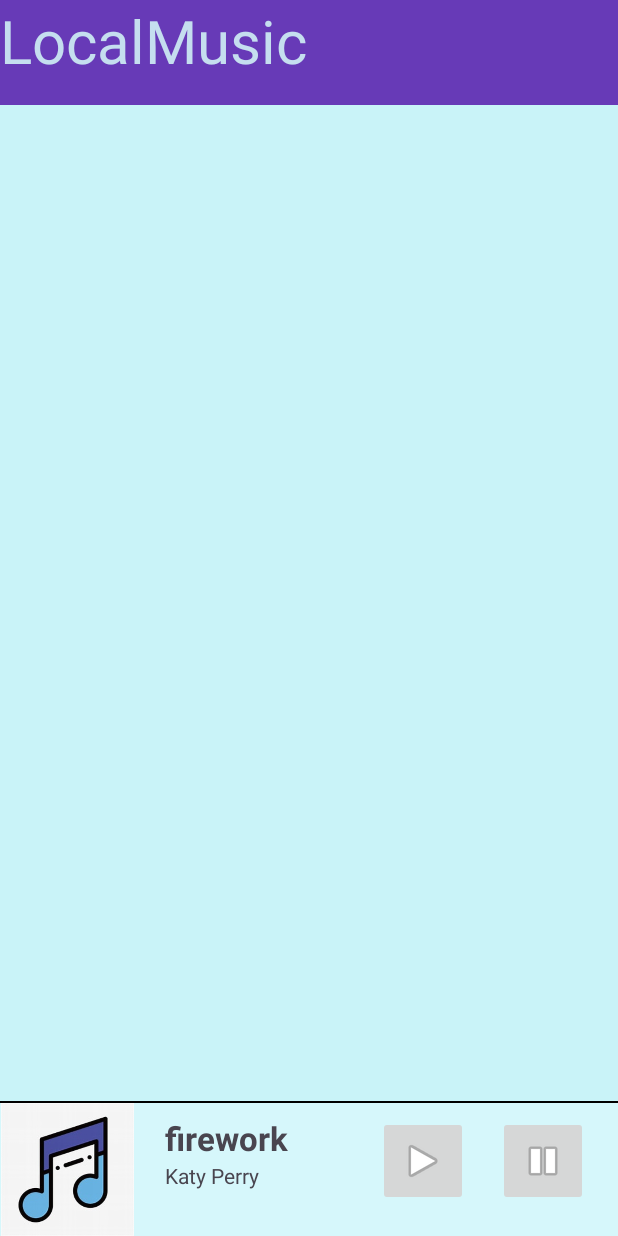
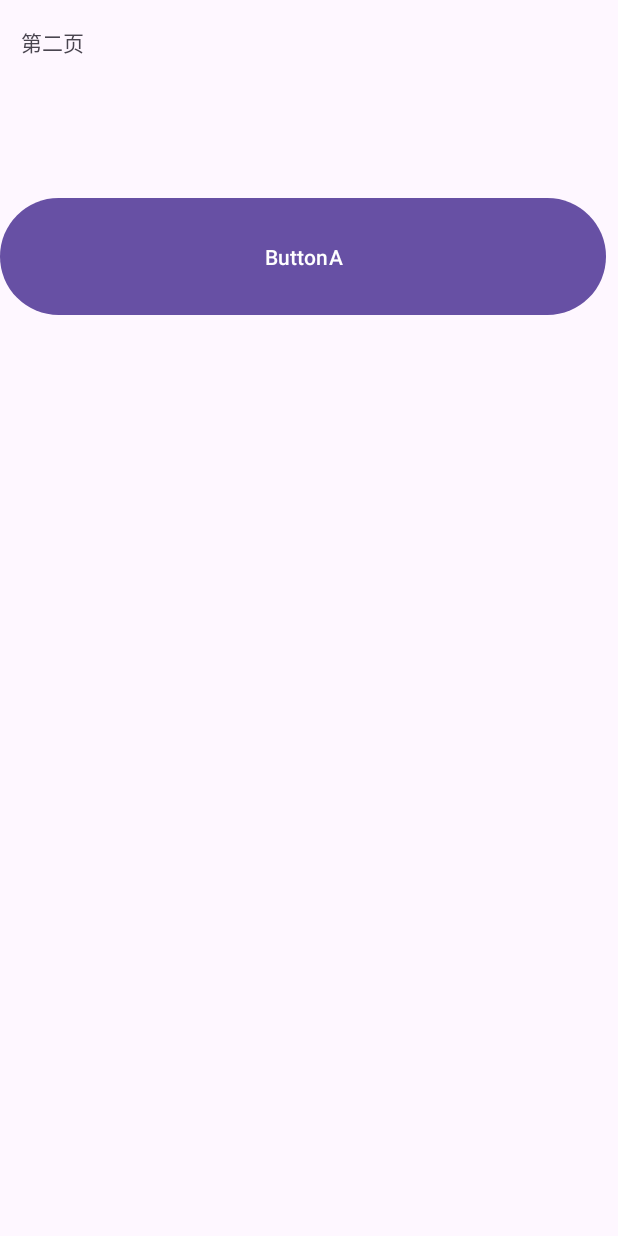
Before and after one commit to sp4rk-lp/HelloMusic, an Android app: the layout activity_main2.xml on its own in the app's theme, with its tools: preview values and no code run, on a phone screen of 412 x 824 dp. Run offline under Robolectric (Android 15) with nearby library versions, the phone set to English and light mode, and no system bars.

```diff
--- a/app/src/main/AndroidManifest.xml
+++ b/app/src/main/AndroidManifest.xml
@@ -12,11 +12,6 @@
         android:supportsRtl="true"
         android:theme="@style/Theme.MyApplication"
         tools:targetApi="31">
-        <service
-            android:name=".MyService"
-            android:enabled="true"
-            android:exported="true"></service>
-
         <activity
             android:name=".MainActivity2a"
             android:exported="false" />
@@ -32,11 +27,6 @@
                 <category android:name="android.intent.category.LAUNCHER" />
             </intent-filter>
         </activity>
-
-
-
-
-
     </application>
 
 </manifest>
--- a/app/src/main/java/com/example/myapplication/MainActivity2.java
+++ b/app/src/main/java/com/example/myapplication/MainActivity2.java
@@ -1,10 +1,9 @@
 package com.example.myapplication;
-
 
 import android.content.Intent;
 import android.os.Bundle;
 import android.view.View;
-import android.widget.Button;
+import android.widget.TextView;
 
 import androidx.activity.EdgeToEdge;
 import androidx.appcompat.app.AppCompatActivity;
@@ -13,33 +12,30 @@ import androidx.core.view.ViewCompat;
 import androidx.core.view.WindowInsetsCompat;
 
 public class MainActivity2 extends AppCompatActivity {
+
     @Override
     protected void onCreate(Bundle savedInstanceState) {
         super.onCreate(savedInstanceState);
+        EdgeToEdge.enable(this);
         setContentView(R.layout.activity_main2);
+        ViewCompat.setOnApplyWindowInsetsListener(findViewById(R.id.main), (v, insets) -> {
+            Insets systemBars = insets.getInsets(WindowInsetsCompat.Type.systemBars());
+            v.setPadding(systemBars.left, systemBars.top, systemBars.right, systemBars.bottom);
+            return insets;
+        });
+
+        Intent intent = getIntent();
+        String name = intent.getStringExtra("name");
+
+        // 使用获取到的数据，例如显示在TextView上
+        TextView textView = findViewById(R.id.textView3);  // 确保TextView的ID正确
+        textView.setText("Name: " + name);
 
 
 
-        View button1 = findViewById(R.id.button1);
-        View button2 = findViewById(R.id.button2);
-
-
-        button1.setOnClickListener(new View.OnClickListener() {
-            @Override
-            public void onClick(View view) {
-                Intent intent=new Intent(MainActivity2.this,MyService.class);
-                startService(intent);
-            }
-        });
-        button2.setOnClickListener(new View.OnClickListener() {
-            @Override
-            public void onClick(View view) {
-                Intent intent=new Intent(MainActivity2.this,MyService.class);
-                stopService(intent);
-            }
-        });
+    }
+    public void MainActivity2a(View view) {
+        startActivity(new Intent(this,MainActivity2a.class));
     }
 
-
-
 }
--- a/app/src/main/java/com/example/myapplication/MyService.java
+++ b/app/src/main/java/com/example/myapplication/MyService.java
@@ -2,36 +2,10 @@ package com.example.myapplication;
 
 import android.app.Service;
 import android.content.Intent;
-import android.media.MediaParser;
-import android.media.MediaPlayer;
 import android.os.IBinder;
-import android.provider.MediaStore;
-import android.util.Log;
-
-import androidx.annotation.Nullable;
 
 public class MyService extends Service {
-    MediaPlayer mediaPlayer;
     public MyService() {
-
-    }
-
-    @Override
-    public int onStartCommand(Intent intent,int flags,int startId){
-        mediaPlayer=MediaPlayer.create(this,R.raw.firework);
-        mediaPlayer.start();
-
-        Log.d("MusicService","开始播放");
-
-        return  super.onStartCommand(intent,flags,startId);
-    }
-
-    @Override
-    public void onDestroy(){
-
-        Log.d("MusicService","停止播放");
-        mediaPlayer.stop();
-        super.onDestroy();
     }
 
     @Override
--- a/app/src/main/res/layout/activity_main2.xml
+++ b/app/src/main/res/layout/activity_main2.xml
@@ -1,82 +1,17 @@
 <?xml version="1.0" encoding="utf-8"?>
-<RelativeLayout xmlns:android="http://schemas.android.com/apk/res/android"
+<androidx.constraintlayout.widget.ConstraintLayout xmlns:android="http://schemas.android.com/apk/res/android"
     xmlns:app="http://schemas.android.com/apk/res-auto"
     xmlns:tools="http://schemas.android.com/tools"
     android:id="@+id/main"
     android:layout_width="match_parent"
     android:layout_height="match_parent"
-    android:background="#C9F3F8"
     tools:context=".MainActivity2">
-
-    <RelativeLayout
-        android:id="@+id/local_music_bottom_layout"
-        android:layout_width="match_parent"
-        android:layout_height="90dp"
-        android:layout_alignParentBottom="true"
-        android:background="#D6F7FB">
-
-        <ImageView
-            android:layout_width="match_parent"
-            android:layout_height="1.5dp"
-            android:background="#000000" />
-
-        <ImageView
-            android:layout_width="90dp"
-            android:layout_height="88.5dp"
-            android:layout_alignParentBottom="true"
-            android:src="@drawable/th" />
-        <TextView
-            android:layout_width="wrap_content"
-            android:layout_height="wrap_content"
-            android:text="@string/firework"
-            android:textSize="22sp"
-            android:textStyle="bold"
-            android:layout_marginTop="10dp"
-            android:layout_marginStart="110dp"/>
-        <TextView
-            android:id="@+id/singer_name"
-            android:layout_width="wrap_content"
-            android:layout_height="wrap_content"
-            android:text="Katy Perry"
-            android:layout_marginTop="40dp"
-            android:layout_marginStart="110dp"/>
-        <ImageButton
-            android:id="@+id/button1"
-            android:layout_width="60dp"
-            android:layout_height="60dp"
-            android:layout_alignParentRight="true"
-            android:layout_marginRight="100dp"
-            android:layout_marginTop="10dp"
-            android:src="@android:drawable/ic_media_play"
-            android:clickable="true"
-            android:onClick="MyServer"
-            android:contentDescription="播放按钮" />
-
-        <ImageButton
-            android:id="@+id/button2"
-            android:layout_width="60dp"
-            android:layout_height="60dp"
-            android:layout_alignParentRight="true"
-            android:layout_marginRight="20dp"
-            android:layout_marginTop="10dp"
-            android:src="@android:drawable/ic_media_pause"
-            android:clickable="true"
-            android:onClick="MyServer"
-            android:contentDescription="暂停按钮" />
-
-
-
-    </RelativeLayout>
-
 
     <TextView
         android:id="@+id/textView"
-        android:layout_width="match_parent"
-        android:layout_height="70dp"
-        android:background="#673AB7"
-        android:text="@string/local_music"
-        android:textColor="#C5DEEF"
-        android:textSize="40sp"
+        android:layout_width="83dp"
+        android:layout_height="47dp"
+        android:text="@string/second_page"
         app:layout_constraintBottom_toBottomOf="parent"
         app:layout_constraintEnd_toEndOf="parent"
         app:layout_constraintHorizontal_bias="0.043"
@@ -84,6 +19,27 @@
         app:layout_constraintTop_toTopOf="parent"
         app:layout_constraintVertical_bias="0.022" />
 
+    <TextView
+        android:id="@+id/textView3"
+        android:layout_width="119dp"
+        android:layout_height="45dp"
+        app:layout_constraintBottom_toBottomOf="parent"
+        app:layout_constraintEnd_toEndOf="parent"
+        app:layout_constraintHorizontal_bias="0.0"
+        app:layout_constraintStart_toStartOf="parent"
+        app:layout_constraintTop_toTopOf="parent"
+        app:layout_constraintVertical_bias="0.099" />
 
-
-</RelativeLayout>
+    <Button
+        android:id="@+id/button3"
+        android:layout_width="404dp"
+        android:layout_height="86dp"
+        android:onClick="MainActivity2a"
+        android:text="@string/ButtonA"
+        app:layout_constraintBottom_toBottomOf="parent"
+        app:layout_constraintEnd_toEndOf="parent"
+        app:layout_constraintHorizontal_bias="0.0"
+        app:layout_constraintStart_toStartOf="parent"
+        app:layout_constraintTop_toTopOf="parent"
+        app:layout_constraintVertical_bias="0.173" />
+</androidx.constraintlayout.widget.ConstraintLayout>
--- a/app/src/main/res/values/strings.xml
+++ b/app/src/main/res/values/strings.xml
@@ -1,9 +1,7 @@
 <resources>
     <string name="app_name">My Application</string>
     <string name="start">开始体验</string>
-    <string name="local_music">LocalMusic</string>
+    <string name="second_page">第二页</string>
     <string name="ButtonA">ButtonA</string>
     <string name="pagea">a页面</string>
-    <string name="firework">firework</string>
-    <string name="Katy_Perry">Katy Perry</string>
 </resources>
```
